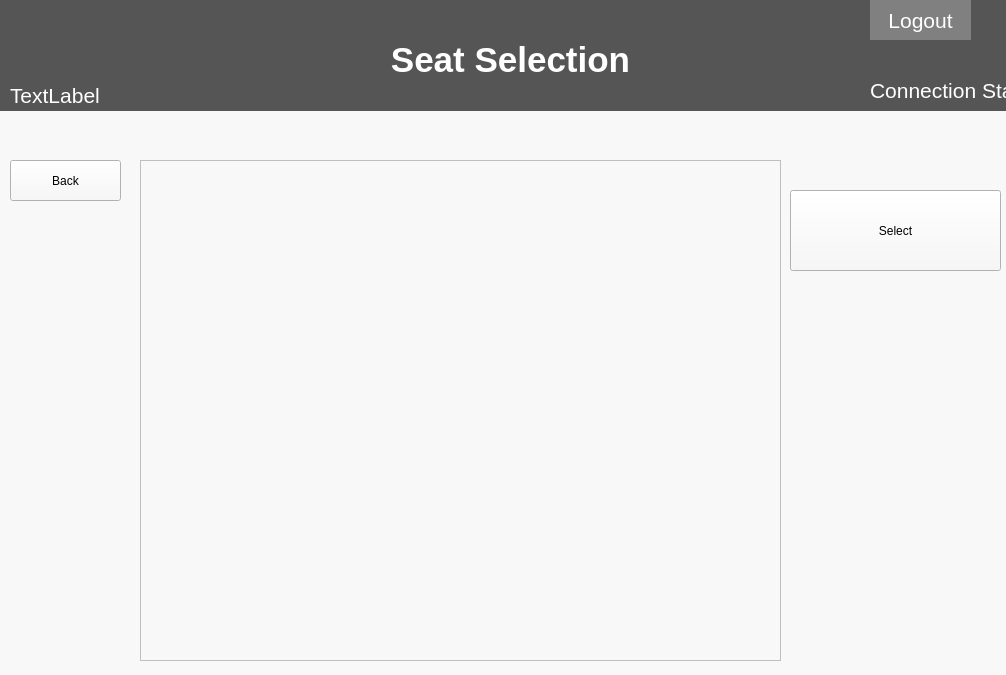
LuciaCG/Bluebird, file QT/chairs.ui: the form before one commit.
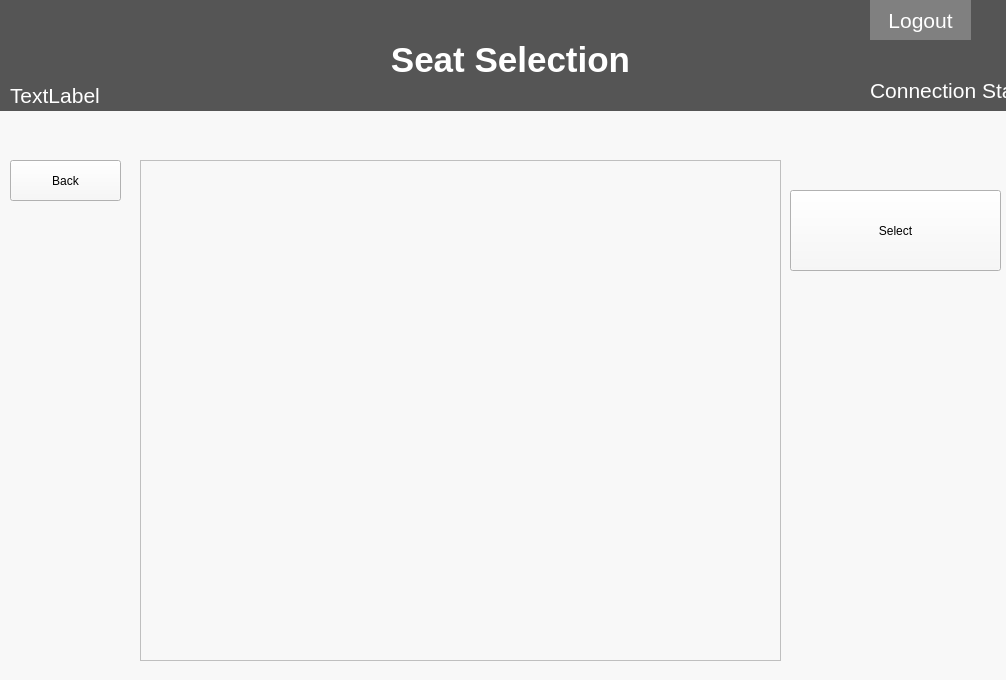
The form after the commit.

```diff
--- a/QT/chairs.ui
+++ b/QT/chairs.ui
@@ -7,7 +7,7 @@
     <x>0</x>
     <y>0</y>
     <width>1006</width>
-    <height>675</height>
+    <height>680</height>
    </rect>
   </property>
   <property name="windowTitle">
```
